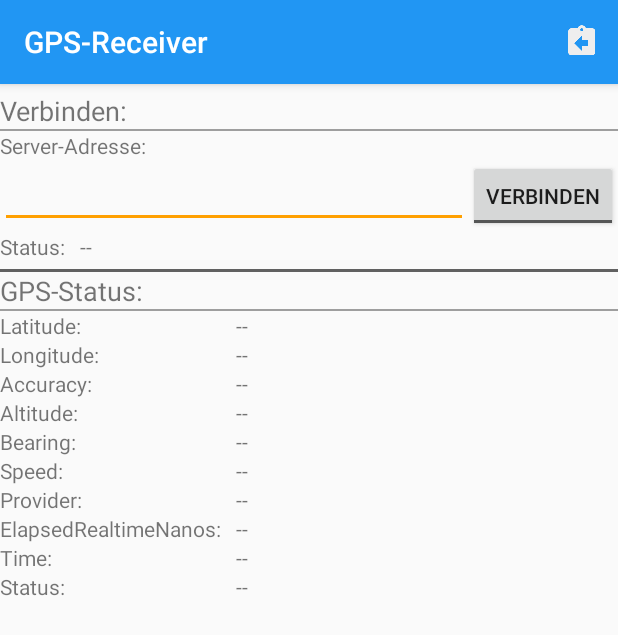
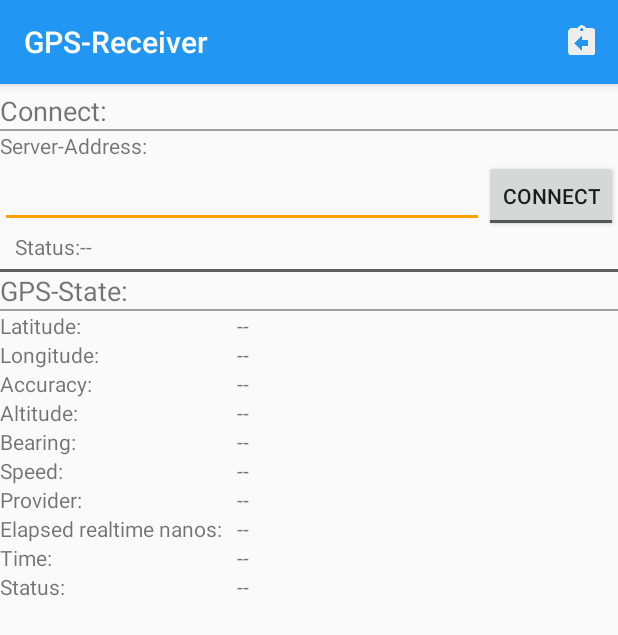
Before and after one commit to LinusCDE/GPSTie, an Android app: the ActivityGPSReceiver screen opened directly, with no data from a screen before it, on a phone screen of 412 x 824 dp. Shown: the top 635 px of the screen. Run offline under Robolectric (Android 15) with nearby library versions, the phone set to English and light mode, and no system bars; 1 statement that could not run was skipped.

Commit message:
Language translation:
 - Removed Hardcoded strings

 - Translated App into English and left German as additional lang.

```diff
--- a/app/src/main/java/me/linus/gpstie/ActivityGPSRoleSelectDialog.kt
+++ b/app/src/main/java/me/linus/gpstie/ActivityGPSRoleSelectDialog.kt
@@ -27,6 +27,8 @@ class ActivityGPSRoleSelectDialog : AppCompatActivity() {
         // Init
         super.onCreate(savedInstanceState)
         setContentView(R.layout.gt_gpsroleselect_layout_dialog)
+
+        setTitle(R.string.gt_grs_title_chooserole)
 
         // Open Prefs
         prefs = getPreferences(Context.MODE_PRIVATE)
--- a/app/src/main/res/layout/gt_gpsinfo_frag_details.xml
+++ b/app/src/main/res/layout/gt_gpsinfo_frag_details.xml
@@ -15,13 +15,13 @@
             <TextView
                 android:layout_width="wrap_content"
                 android:layout_height="wrap_content"
-                android:text="Latitude:"
-                android:layout_marginRight="@dimen/key_value_distance"/>
+                android:text="@string/gt_gpsinfo_details_label_latitude" />
 
             <TextView
                 android:id="@+id/gt_gpsinfo_details_latitude"
                 android:layout_width="match_parent"
                 android:layout_height="wrap_content"
+                android:layout_marginStart="@dimen/key_value_distance"
                 android:text="@string/no_value"/>
 
         </TableRow>
@@ -32,13 +32,13 @@
             <TextView
                 android:layout_width="wrap_content"
                 android:layout_height="wrap_content"
-                android:text="Longitude:"
-                android:layout_marginRight="@dimen/key_value_distance"/>
+                android:text="@string/gt_gpsinfo_details_label_longitude"/>
 
             <TextView
                 android:id="@+id/gt_gpsinfo_details_longitude"
                 android:layout_width="match_parent"
                 android:layout_height="wrap_content"
+                android:layout_marginStart="@dimen/key_value_distance"
                 android:text="@string/no_value"/>
 
         </TableRow>
@@ -49,13 +49,13 @@
             <TextView
                 android:layout_width="wrap_content"
                 android:layout_height="wrap_content"
-                android:text="Accuracy:"
-                android:layout_marginRight="@dimen/key_value_distance"/>
+                android:text="@string/gt_gpsinfo_details_label_accuracy"/>
 
             <TextView
                 android:id="@+id/gt_gpsinfo_details_accuracy"
                 android:layout_width="match_parent"
                 android:layout_height="wrap_content"
+                android:layout_marginStart="@dimen/key_value_distance"
                 android:text="@string/no_value"/>
 
         </TableRow>
@@ -66,13 +66,13 @@
             <TextView
                 android:layout_width="wrap_content"
                 android:layout_height="wrap_content"
-                android:text="Altitude:"
-                android:layout_marginRight="@dimen/key_value_distance"/>
+                android:text="@string/gt_gpsinfo_details_label_altitude"/>
 
             <TextView
                 android:id="@+id/gt_gpsinfo_details_altitude"
                 android:layout_width="match_parent"
                 android:layout_height="wrap_content"
+                android:layout_marginStart="@dimen/key_value_distance"
                 android:text="@string/no_value"/>
 
         </TableRow>
@@ -83,13 +83,13 @@
             <TextView
                 android:layout_width="wrap_content"
                 android:layout_height="wrap_content"
-                android:text="Bearing:"
-                android:layout_marginRight="@dimen/key_value_distance"/>
+                android:text="@string/gt_gpsinfo_details_label_bearing"/>
 
             <TextView
                 android:id="@+id/gt_gpsinfo_details_bearing"
                 android:layout_width="match_parent"
                 android:layout_height="wrap_content"
+                android:layout_marginStart="@dimen/key_value_distance"
                 android:text="@string/no_value"/>
 
         </TableRow>
@@ -100,13 +100,13 @@
             <TextView
                 android:layout_width="wrap_content"
                 android:layout_height="wrap_content"
-                android:text="Speed:"
-                android:layout_marginRight="@dimen/key_value_distance"/>
+                android:text="@string/gt_gpsinfo_details_label_speed"/>
 
             <TextView
                 android:id="@+id/gt_gpsinfo_details_speed"
                 android:layout_width="match_parent"
                 android:layout_height="wrap_content"
+                android:layout_marginStart="@dimen/key_value_distance"
                 android:text="@string/no_value"/>
 
         </TableRow>
@@ -117,13 +117,13 @@
             <TextView
                 android:layout_width="wrap_content"
                 android:layout_height="wrap_content"
-                android:text="Provider:"
-                android:layout_marginRight="@dimen/key_value_distance"/>
+                android:text="@string/gt_gpsinfo_details_label_provider"/>
 
             <TextView
                 android:id="@+id/gt_gpsinfo_details_provider"
                 android:layout_width="match_parent"
                 android:layout_height="wrap_content"
+                android:layout_marginStart="@dimen/key_value_distance"
                 android:text="@string/no_value"/>
 
         </TableRow>
@@ -134,13 +134,13 @@
             <TextView
                 android:layout_width="wrap_content"
                 android:layout_height="wrap_content"
-                android:text="ElapsedRealtimeNanos:"
-                android:layout_marginRight="@dimen/key_value_distance"/>
+                android:text="@string/gt_gpsinfo_details_label_elapsed_realtime_nanos"/>
 
             <TextView
                 android:id="@+id/gt_gpsinfo_details_elapsed_realtime_nanos"
                 android:layout_width="match_parent"
                 android:layout_height="wrap_content"
+                android:layout_marginStart="@dimen/key_value_distance"
                 android:text="@string/no_value"/>
 
         </TableRow>
@@ -151,13 +151,13 @@
             <TextView
                 android:layout_width="wrap_content"
                 android:layout_height="wrap_content"
-                android:text="Time:"
-                android:layout_marginRight="@dimen/key_value_distance"/>
+                android:text="@string/gt_gpsinfo_details_label_time"/>
 
             <TextView
                 android:id="@+id/gt_gpsinfo_details_time"
                 android:layout_width="match_parent"
                 android:layout_height="wrap_content"
+                android:layout_marginStart="@dimen/key_value_distance"
                 android:text="@string/no_value"/>
 
         </TableRow>
@@ -168,13 +168,13 @@
             <TextView
                 android:layout_width="wrap_content"
                 android:layout_height="wrap_content"
-                android:text="Status:"
-                android:layout_marginRight="@dimen/key_value_distance"/>
+                android:text="@string/gt_gpsinfo_details_label_status"/>
 
             <TextView
                 android:id="@+id/gt_gpsinfo_details_status"
                 android:layout_width="match_parent"
                 android:layout_height="wrap_content"
+                android:layout_marginStart="@dimen/key_value_distance"
                 android:text="@string/no_value"/>
 
         </TableRow>
--- a/app/src/main/res/layout/gt_gpsreceiver_layout.xml
+++ b/app/src/main/res/layout/gt_gpsreceiver_layout.xml
@@ -12,12 +12,12 @@
         <!-- Connection status -->
         <!-- ====================================== -->
 
-        <!-- Server status title -->
+        <!-- Client status title -->
         <TextView
             android:layout_marginTop="5dp"
             android:layout_width="wrap_content"
             android:layout_height="wrap_content"
-            android:text="Verbinden:"
+            android:text="@string/gt_gr_title_client"
             android:textSize="@dimen/category_title"/>
 
         <!-- Soft divider -->
@@ -29,9 +29,9 @@
         <TextView
             android:layout_width="wrap_content"
             android:layout_height="wrap_content"
-            android:text="Server-Adresse:" />
+            android:text="@string/gt_gr_label_server_address" />
 
-        <!-- Start/Stop Server -->
+        <!-- Start/Stop Client -->
         <LinearLayout
             android:layout_width="match_parent"
             android:layout_height="wrap_content"
@@ -39,7 +39,7 @@
 
             <EditText
                 android:id="@+id/gt_gr_address"
-                android:layout_width="match_parent"
+                android:layout_width="0dp"
                 android:layout_height="wrap_content"
                 android:singleLine="true"
                 android:layout_weight="1"/>
@@ -48,12 +48,12 @@
                 android:id="@+id/gt_gr_connect_disconnect"
                 android:layout_width="wrap_content"
                 android:layout_height="wrap_content"
-                android:textOff="Verbinden"
-                android:textOn="Trennen"/>
+                android:textOff="@string/gt_gr_button_connect"
+                android:textOn="@string/gt_gr_button_disconnect"/>
 
         </LinearLayout>
 
-        <!-- Additional Server content -->
+        <!-- Additional Client content -->
         <TableLayout
             android:layout_width="match_parent"
             android:layout_height="wrap_content">
@@ -64,8 +64,8 @@
                 <TextView
                     android:layout_width="wrap_content"
                     android:layout_height="wrap_content"
-                    android:text="Status:"
-                    android:layout_marginRight="@dimen/key_value_distance"/>
+                    android:text="@string/gt_gr_label_client_state"
+                    android:layout_marginStart="@dimen/key_value_distance"/>
 
                 <TextView
                     android:id="@+id/gt_gr_status"
@@ -92,7 +92,7 @@
         <TextView
             android:layout_width="wrap_content"
             android:layout_height="wrap_content"
-            android:text="GPS-Status:"
+            android:text="@string/gt_gr_title_gps_state"
             android:textSize="@dimen/category_title"/>
 
         <!-- soft divider -->
--- a/app/src/main/res/menu/menu_default.xml
+++ b/app/src/main/res/menu/menu_default.xml
@@ -5,6 +5,6 @@
     <item
         android:id="@+id/menu_reassign"
         android:icon="@drawable/ic_assignment_return_grey_200_24dp"
-        android:title="Modus ändern"
+        android:title="@string/gt_menu_default_label_change_mode"
         app:showAsAction="always" />
 </menu>
--- a/app/src/main/res/values/dimen.xml
+++ b/app/src/main/res/values/dimen.xml
@@ -1,7 +1,7 @@
 <?xml version="1.0" encoding="utf-8"?>
 <resources>
 
-    <dimen name="category_title">18dp</dimen>
+    <dimen name="category_title">18sp</dimen>
     <dimen name="key_value_distance">10dp</dimen>
 
 </resources>
--- a/app/src/main/res/values/strings.xml
+++ b/app/src/main/res/values/strings.xml
@@ -1,5 +1,88 @@
 <resources>
+
+    <!-- Global -->
     <string name="app_name">GPS Tie</string>
+    <string name="no_value">--</string>
 
-    <string name="no_value">--</string>
+    <!-- GPSRoleSelectDialog-Layout -->
+    <string name="gt_grs_title_chooserole">GPS-Tie - Choose mode</string>
+    <string name="gt_grs_button_gpssend">Send/Share GPS</string>
+    <string name="gt_grs_button_gpsreceive">Receive GPS</string>
+    <string name="gt_grs_checkbox_dontaskagain">Don\'t ask again</string>
+
+    <!-- GPSReceiver-Layout -->
+    <string name="gt_gr_title_app_name">GPS-Receiver</string>
+    <string name="gt_gr_title_client">Connect:</string>
+    <string name="gt_gr_label_server_address">Server-Address:</string>
+    <string name="gt_gr_button_connect">Connect</string>
+    <string name="gt_gr_button_disconnect">Disconnect</string>
+    <string name="gt_gr_label_client_state">Status:</string>
+
+    <string name="gt_gr_title_gps_state">GPS-State:</string>
+
+    <!-- GPSReceiver-EnableMocking-Dialog -->
+    <string name="gt_gr_title_mocking">Allow Mock-Locations</string>
+    <string name="gt_gr_message_mocking">
+        If you want other Apps (except G-Maps) to show this location, you have to allow
+        Mock/Pseudo/Fake-Locations to this App.\n\n
+        To do this, go to <i>Android-Settings » About phone</i> and click the <b>Build number</b>
+        till a message appears saying that you\'re now a Developer.\n
+        After that go to the new Entry <b>Developer options</b> (usually above \"About phone\") in
+        the Settings and allow <b>Mock-Locations</b> and/or select this App for it.\n\n
+        After that everything should work here.
+    </string>
+    <string name="gt_gr_button_mocking_ok">Ok</string>
+
+    <!-- GPSSender-Layout -->
+    <string name="gt_gs_title_app_name">GPS-Sender</string>
+    <string name="gt_gs_title_server">Server:</string>
+    <string name="gt_gs_button_start_server">Start server</string>
+    <string name="gt_gs_button_stop_server">Stop server</string>
+    <string name="gt_gs_label_server_address">Address:</string>
+    <string name="gt_gs_label_server_status">Status:</string>
+
+    <string name="gt_gs_title_gps_state">GPS-Status:</string>
+
+    <!-- GPSSender-Layout-Dynamic -->
+    <string name="gt_gs_label_enable_wifi_ap">Connect to WiFi or enable Hotspot!</string>
+
+    <!-- GPSSender-GPSMissing-Dialog -->
+    <string name="gt_gs_title_gps_missing">GPS is disabled</string>
+    <string name="gt_gs_message_gps_missing">
+        Please activate GPS in order to share your location.</string>
+    <string name="gt_gs_button_gps_missing">Open Location-Settings</string>
+
+    <!-- GPSSender-Wifi_AP-Missing-Toast -->
+    <string name="gt_gs_message_wifi_ap_missing">
+        You need to be connected to a WiFi-Network or enable Hotspot.</string>
+
+    <!-- GPSSender-NoGpsPerms-Dialog -->
+    <string name="gt_gs_title_nogpsperms">GPS is mandatory!</string>
+    <string name="gt_gs_message_nogpsperms">
+        In order to share your location, this App needs permissions to use your GPS!</string>
+    <string name="gt_gs_button_nogpsperms">Ok</string>
+
+    <!-- GPSInfo-Details-Layout -->
+    <string name="gt_gpsinfo_details_label_latitude">Latitude:</string>
+    <string name="gt_gpsinfo_details_label_longitude">Longitude:</string>
+    <string name="gt_gpsinfo_details_label_accuracy">Accuracy:</string>
+    <string name="gt_gpsinfo_details_label_altitude">Altitude:</string>
+    <string name="gt_gpsinfo_details_label_bearing">Bearing:</string>
+    <string name="gt_gpsinfo_details_label_speed">Speed:</string>
+    <string name="gt_gpsinfo_details_label_provider">Provider:</string>
+    <string name="gt_gpsinfo_details_label_elapsed_realtime_nanos">Elapsed realtime nanos:</string>
+    <string name="gt_gpsinfo_details_label_time">Time:</string>
+    <string name="gt_gpsinfo_details_label_status">Status:</string>
+
+    <!-- GPSInfo-Details-GPS-States -->
+    <string name="gt_gpsinfo_details_label_gps_available">Available</string>
+    <string name="gt_gpsinfo_details_label_gps_temporarily_unavailable">
+        Temporarily unavailable</string>
+    <string name="gt_gpsinfo_details_label_gps_out_of_service">Out of service</string>
+    <string name="gt_gpsinfo_details_label_unknown">Unknown status (%d)</string>
+
+    <!-- Menu -->
+    <string name="gt_menu_default_label_change_mode">Change mode</string>
+
+
 </resources>
```
Also changed, not shown: app/src/main/java/me/linus/gpstie/activity/gpsreceiver/ActivityGPSReceiver.kt (+13 -1 lines), app/src/main/java/me/linus/gpstie/activity/gpssender/ActivityGPSSender.kt (+21 -25 lines), app/src/main/java/me/linus/gpstie/fragment/GPSInfoDetailsFragment.kt (+7 -4 lines), app/src/main/res/layout/gt_gpsroleselect_layout_dialog.xml (+11 -7 lines), app/src/main/res/layout/gt_gpssender_layout.xml (+6 -6 lines), 1 other file.
